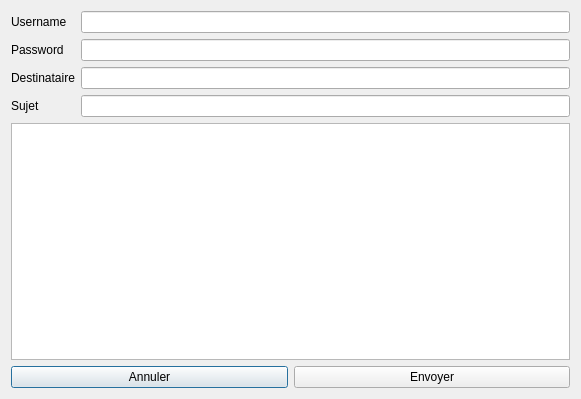
dhiaabdelli1/Wedding_planner_2A1, file INTEGRATION/dialog.ui: the form before one commit.
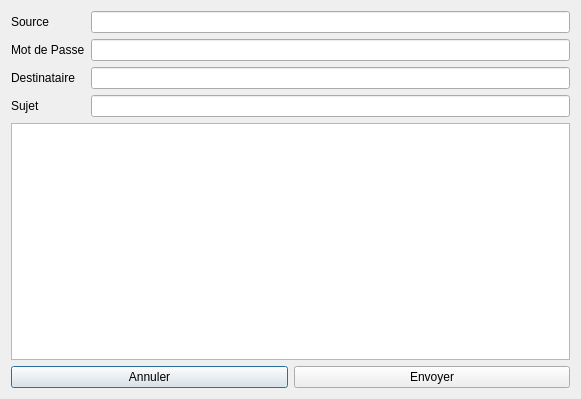
The form after the commit.

Commit message: english translation + forgot password functionality + deleting account

The edit to the form file:
```diff
--- a/INTEGRATION/dialog.ui
+++ b/INTEGRATION/dialog.ui
@@ -21,7 +21,7 @@
        <item row="0" column="0">
         <widget class="QLabel" name="usernameLabel">
          <property name="text">
-          <string>Username</string>
+          <string>Source</string>
          </property>
         </widget>
        </item>
@@ -31,7 +31,7 @@
        <item row="1" column="0">
         <widget class="QLabel" name="passwordLabel">
          <property name="text">
-          <string>Password</string>
+          <string>Mot de Passe</string>
          </property>
         </widget>
        </item>
```
The commit also changes 10 other files.
